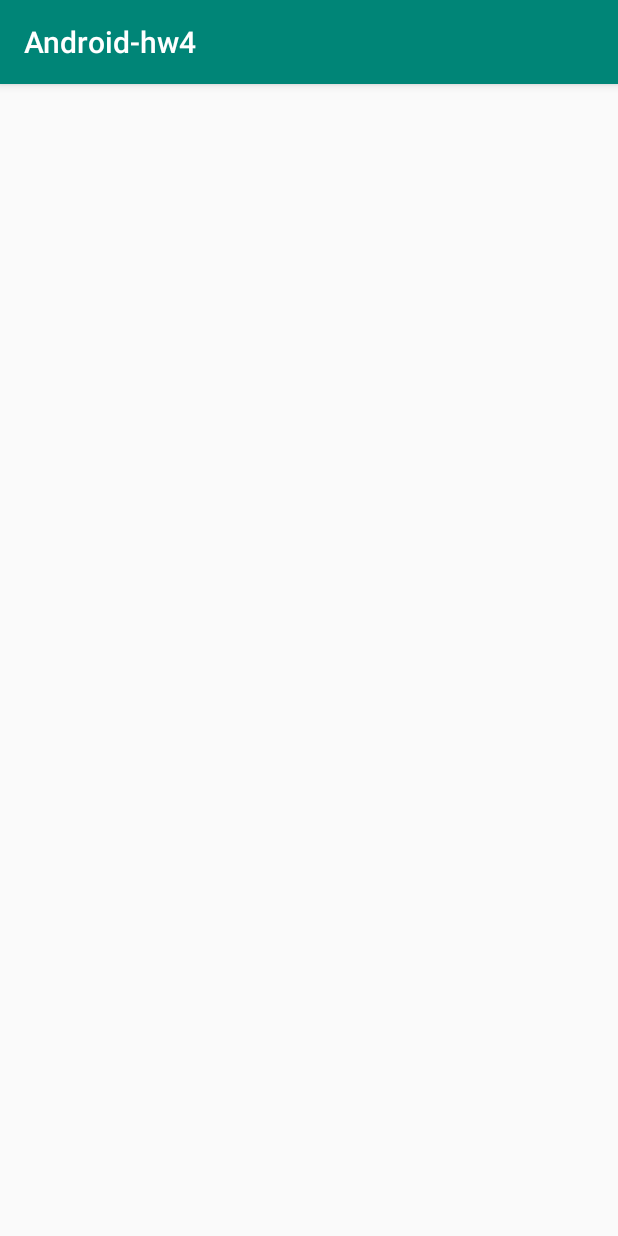
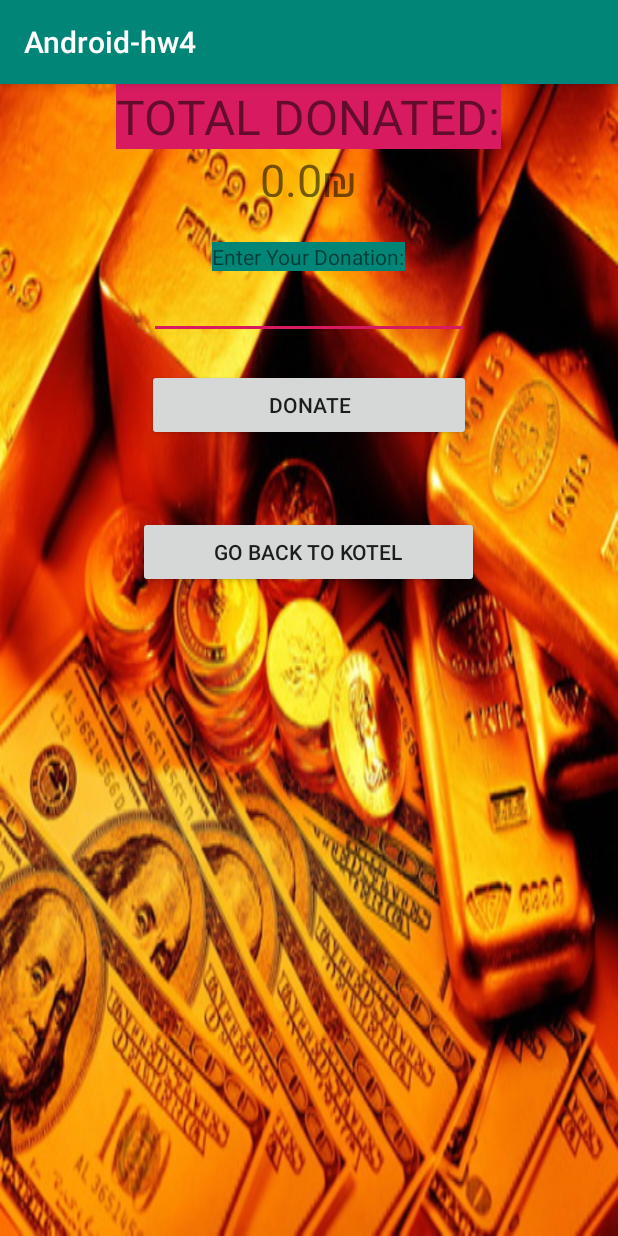
Before and after one commit to sergeydus/Android-hw4, an Android app: the screen it shows after launch (DonationActivity), after a tap on "DONATIONS", on a phone screen of 412 x 824 dp. Run offline under Robolectric (Android 15) with nearby library versions, the phone set to English and light mode, and no system bars.

Commit message:
donate
doation passes compilation but crashes donate on click

```diff
--- a/app/build.gradle
+++ b/app/build.gradle
@@ -22,6 +22,7 @@ dependencies {
     implementation fileTree(dir: 'libs', include: ['*.jar'])
     implementation 'com.android.support:appcompat-v7:28.0.0'
     implementation 'com.android.support.constraint:constraint-layout:1.1.3'
+    implementation 'pl.droidsonroids.gif:android-gif-drawable:1.2.3'
     testImplementation 'junit:junit:4.12'
     androidTestImplementation 'com.android.support.test:runner:1.0.2'
     androidTestImplementation 'com.android.support.test.espresso:espresso-core:3.0.2'
--- a/app/src/main/java/com/example/android_hw4/DonationActivity.java
+++ b/app/src/main/java/com/example/android_hw4/DonationActivity.java
@@ -1,13 +1,50 @@
 package com.example.android_hw4;
 
+import android.content.Intent;
 import android.support.v7.app.AppCompatActivity;
 import android.os.Bundle;
+import android.view.View;
+import android.widget.Button;
+import android.widget.EditText;
+import android.widget.ImageView;
+import android.widget.TextView;
+
+import java.nio.DoubleBuffer;
+
+import pl.droidsonroids.gif.GifImageView;
 
 public class DonationActivity extends AppCompatActivity {
-
+    double sum_donation;
     @Override
     protected void onCreate(Bundle savedInstanceState) {
         super.onCreate(savedInstanceState);
         setContentView(R.layout.activity_donation);
+        sum_donation=getIntent().getDoubleExtra("donation",0);
+        TextView tv=findViewById(R.id.total_donate);
+        tv.setText(Double.toString(sum_donation)+"₪");
+    }
+    public void donate(View view){
+        EditText ed1= findViewById(R.id.donate);
+        TextView tv1= findViewById(R.id.total_donate);
+        Button b1= findViewById(R.id.clickDonate);
+        GifImageView imageView= findViewById(R.id.dancing);
+        TextView tv2= findViewById(R.id.thanks);
+        Double num1= Double.valueOf(ed1.getText().toString());
+        Double num2= Double.valueOf(tv1.getText().toString());
+
+        tv1.setVisibility(View.GONE);
+        b1.setVisibility(View.INVISIBLE);
+
+        Double sum=num1+num2;
+        sum_donation=sum;
+        tv1.setText(sum.toString()+"₪");
+        imageView.setVisibility(View.VISIBLE);
+        tv2.setVisibility(View.VISIBLE);
+
+    }
+    public void ret(View view){
+        Intent intent= new Intent(this, NoteActivity.class);
+        intent.putExtra("donation",sum_donation);
+        startActivity(intent);
     }
 }
--- a/app/src/main/java/com/example/android_hw4/NoteActivity.java
+++ b/app/src/main/java/com/example/android_hw4/NoteActivity.java
@@ -22,14 +22,14 @@ import java.util.ArrayList;
 
 public class NoteActivity extends AppCompatActivity {
 
-
+    double sum_donation=0;
     ListView listView;
     @Override
     protected void onCreate(Bundle savedInstanceState) {
         super.onCreate(savedInstanceState);
         Log.d("asd", "onCreate: creating");
         setContentView(R.layout.activity_note);
-
+        sum_donation=getIntent().getDoubleExtra("donation",0);
     }
     @Override
     public void onResume(){
@@ -71,6 +71,7 @@ public class NoteActivity extends AppCompatActivity {
     }
     public void OnDonationsClick(View view) {
         Intent intent = new Intent(this, DonationActivity.class);
+        intent.putExtra("donation",sum_donation);
         startActivity(intent);
     }
     public void openEditWindow(){
--- a/app/src/main/res/layout/activity_donation.xml
+++ b/app/src/main/res/layout/activity_donation.xml
@@ -1,9 +1,106 @@
 <?xml version="1.0" encoding="utf-8"?>
-<android.support.constraint.ConstraintLayout xmlns:android="http://schemas.android.com/apk/res/android"
+<android.support.v7.widget.LinearLayoutCompat xmlns:android="http://schemas.android.com/apk/res/android"
     xmlns:app="http://schemas.android.com/apk/res-auto"
     xmlns:tools="http://schemas.android.com/tools"
     android:layout_width="match_parent"
     android:layout_height="match_parent"
-    tools:context=".DonationActivity">
+    tools:context=".DonationActivity"
+    android:background="@drawable/money">
 
-</android.support.constraint.ConstraintLayout>
+    <LinearLayout
+        android:layout_width="match_parent"
+        android:layout_height="match_parent"
+        android:layout_gravity="center"
+        android:orientation="vertical">
+        <TextView
+            android:id="@+id/total"
+            android:layout_width="wrap_content"
+            android:layout_height="wrap_content"
+            android:layout_gravity="center"
+            android:layout_alignParentStart="true"
+            android:layout_alignParentLeft="true"
+            android:layout_alignParentTop="true"
+            android:text="TOTAL DONATED:"
+            android:background="@color/colorAccent"
+            android:textSize="32dp"/>
+
+        <TextView
+            android:id="@+id/total_donate"
+            android:layout_width="wrap_content"
+            android:layout_height="32dp"
+            android:layout_alignParentStart="true"
+            android:layout_alignParentLeft="true"
+            android:layout_alignParentTop="true"
+            android:layout_gravity="center"
+            android:textSize="30dp" />
+
+        <pl.droidsonroids.gif.GifImageView
+            android:id="@+id/dancing"
+            android:layout_width="match_parent"
+            android:layout_height="wrap_content"
+            android:src="@drawable/dancing"
+            android:visibility="gone"/>
+
+        <TextView
+            android:id="@+id/thanks"
+            android:layout_width="match_parent"
+            android:layout_height="wrap_content"
+            android:visibility="gone"
+            android:layout_gravity="center"
+            android:text="Thank You For Donating" />
+
+        <TextView
+            android:id="@+id/enteryourdonation"
+            android:layout_width="wrap_content"
+            android:layout_height="wrap_content"
+            android:layout_alignParentStart="true"
+            android:layout_alignParentLeft="true"
+            android:layout_alignParentTop="true"
+            android:layout_gravity="center"
+            android:layout_marginTop="30dp"
+            android:text="Enter Your Donation:"
+            android:visibility="visible"
+            android:background="@color/colorPrimary"/>
+
+        <EditText
+            android:id="@+id/donate"
+            android:layout_width="wrap_content"
+            android:layout_height="wrap_content"
+            android:layout_gravity="center"
+            android:layout_alignParentStart="true"
+            android:layout_alignParentLeft="true"
+            android:layout_alignParentTop="true"
+            android:ems="10"
+            android:visibility="visible"
+            android:inputType="numberSigned|numberDecimal" />
+
+        <Button
+            android:id="@+id/clickDonate"
+            android:layout_width="216dp"
+            android:layout_height="wrap_content"
+            android:layout_alignParentStart="true"
+            android:layout_alignParentLeft="true"
+            android:layout_alignParentTop="true"
+            android:layout_gravity="center"
+            android:layout_marginTop="20dp"
+            android:text="Donate"
+            android:visibility="visible"
+            android:onClick="donate"/>
+
+        <Button
+            android:id="@+id/ret"
+            android:layout_width="227dp"
+            android:layout_height="wrap_content"
+            android:layout_gravity="center"
+            android:layout_alignParentStart="true"
+            android:layout_alignParentLeft="true"
+            android:layout_alignParentTop="true"
+            android:layout_marginTop="50dp"
+            android:text="Go Back To Kotel"
+            android:onClick="ret"/>
+
+
+
+    </LinearLayout>
+
+</android.support.v7.widget.LinearLayoutCompat>
--- a/build.gradle
+++ b/build.gradle
@@ -7,7 +7,7 @@ buildscript {
 
     }
     dependencies {
-        classpath 'com.android.tools.build:gradle:3.3.2'
+        classpath 'com.android.tools.build:gradle:3.4.1'
 
         // NOTE: Do not place your application dependencies here; they belong
         // in the individual module build.gradle files
```
Also changed, not shown: app/src/main/res/drawable/dancing.gif (added), app/src/main/res/drawable/money.jpg (added), gradle/wrapper/gradle-wrapper.properties.
